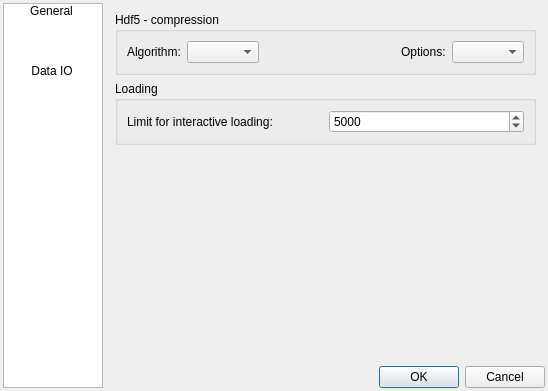
First picture: the form in cat/gui/prefdialog.ui, repository manerotoni/afw, before the edit.
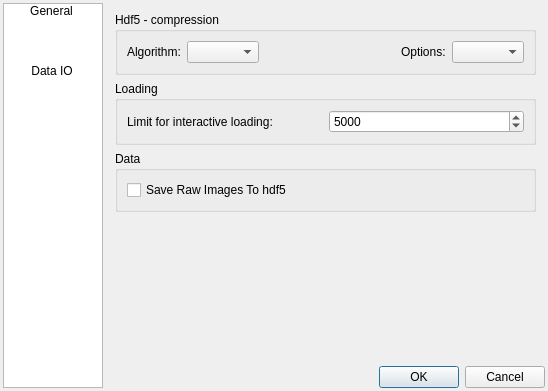
Second picture: the form after the edit. Icons and pictures are not drawn.

Commit message: new option save_raw_images

Patch:
```diff
--- a/cat/gui/prefdialog.ui
+++ b/cat/gui/prefdialog.ui
@@ -281,6 +281,22 @@
            </layout>
           </widget>
          </item>
+         <item>
+          <widget class="QGroupBox" name="gbox5">
+           <property name="title">
+            <string>Data</string>
+           </property>
+           <layout class="QHBoxLayout" name="horizontalLayout_3">
+            <item>
+             <widget class="QCheckBox" name="saveRawImages">
+              <property name="text">
+               <string>Save Raw Images To hdf5</string>
+              </property>
+             </widget>
+            </item>
+           </layout>
+          </widget>
+         </item>
          <item>
           <spacer name="spacer1">
            <property name="orientation">
```
The commit also changes 4 other files.
